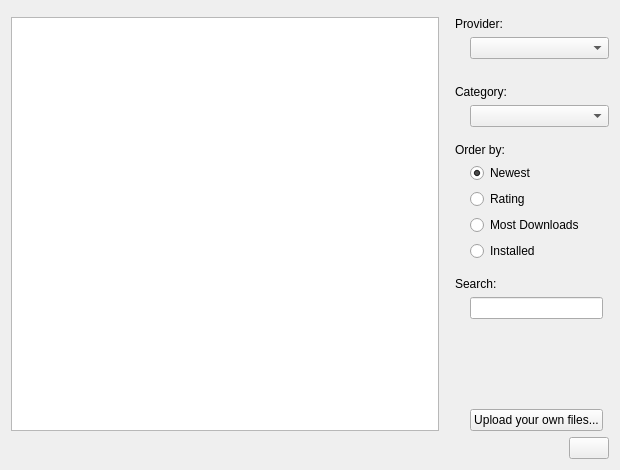
First picture: the form in knewstuff/knewstuff3/downloadwidget.ui, repository KDE/kdelibs, before the edit.
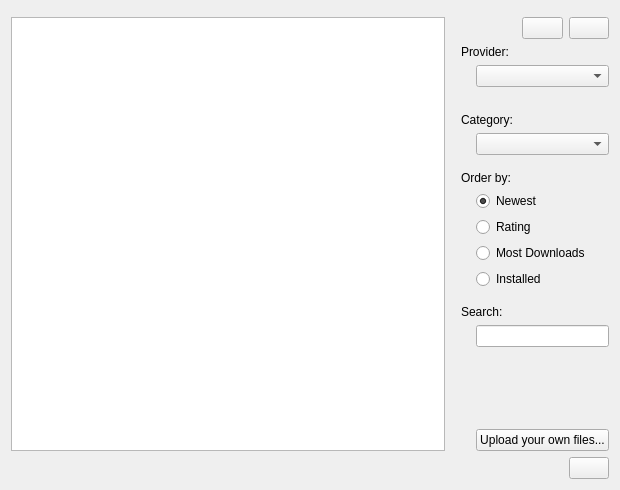
Second picture: the form after the edit. Custom widgets are drawn as their Qt base class.

Commit message: add buttons to toggle view mode - probably should use a different widget in the future

```diff
--- a/knewstuff/knewstuff3/downloadwidget.ui
+++ b/knewstuff/knewstuff3/downloadwidget.ui
@@ -7,7 +7,7 @@
     <x>0</x>
     <y>0</y>
     <width>620</width>
-    <height>470</height>
+    <height>490</height>
    </rect>
   </property>
   <layout class="QVBoxLayout" name="verticalLayout">
@@ -37,7 +37,7 @@
        <property name="leftMargin">
         <number>10</number>
        </property>
-       <item row="0" column="0" colspan="3">
+       <item row="1" column="0" colspan="4">
         <widget class="QLabel" name="m_providerLabel">
          <property name="text">
           <string>Provider:</string>
@@ -47,14 +47,14 @@
          </property>
         </widget>
        </item>
-       <item row="1" column="1" colspan="2">
+       <item row="2" column="1" colspan="3">
         <widget class="KComboBox" name="m_providerCombo">
          <property name="sizeAdjustPolicy">
           <enum>QComboBox::AdjustToMinimumContentsLength</enum>
          </property>
         </widget>
        </item>
-       <item row="3" column="0" colspan="3">
+       <item row="4" column="0" colspan="4">
         <widget class="QLabel" name="m_categoryLabel">
          <property name="text">
           <string>Category:</string>
@@ -64,10 +64,10 @@
          </property>
         </widget>
        </item>
-       <item row="4" column="1" colspan="2">
+       <item row="5" column="1" colspan="3">
         <widget class="KComboBox" name="m_categoryCombo"/>
        </item>
-       <item row="7" column="1" colspan="2">
+       <item row="8" column="1" colspan="3">
         <widget class="QRadioButton" name="newestRadio">
          <property name="sizePolicy">
           <sizepolicy hsizetype="Preferred" vsizetype="Fixed">
@@ -83,28 +83,28 @@
          </property>
         </widget>
        </item>
-       <item row="8" column="1" colspan="2">
+       <item row="9" column="1" colspan="3">
         <widget class="QRadioButton" name="ratingRadio">
          <property name="text">
           <string>Rating</string>
          </property>
         </widget>
        </item>
-       <item row="9" column="1" colspan="2">
+       <item row="10" column="1" colspan="3">
         <widget class="QRadioButton" name="mostDownloadsRadio">
          <property name="text">
           <string>Most Downloads</string>
          </property>
         </widget>
        </item>
-       <item row="10" column="1" colspan="2">
+       <item row="11" column="1" colspan="3">
         <widget class="QRadioButton" name="installedRadio">
          <property name="text">
           <string>Installed</string>
          </property>
         </widget>
        </item>
-       <item row="2" column="1" colspan="2">
+       <item row="3" column="1" colspan="3">
         <spacer name="verticalSpacer_2">
          <property name="orientation">
           <enum>Qt::Vertical</enum>
@@ -120,7 +120,7 @@
          </property>
         </spacer>
        </item>
-       <item row="5" column="1" colspan="2">
+       <item row="6" column="1" colspan="3">
         <spacer name="verticalSpacer_3">
          <property name="orientation">
           <enum>Qt::Vertical</enum>
@@ -136,7 +136,7 @@
          </property>
         </spacer>
        </item>
-       <item row="14" column="1" colspan="2">
+       <item row="15" column="1" colspan="3">
         <spacer name="verticalSpacer">
          <property name="orientation">
           <enum>Qt::Vertical</enum>
@@ -149,7 +149,7 @@
          </property>
         </spacer>
        </item>
-       <item row="6" column="0" colspan="3">
+       <item row="7" column="0" colspan="4">
         <widget class="QLabel" name="orderLabel">
          <property name="sizePolicy">
           <sizepolicy hsizetype="Maximum" vsizetype="Preferred">
@@ -165,7 +165,7 @@
          </property>
         </widget>
        </item>
-       <item row="12" column="0" colspan="3">
+       <item row="13" column="0" colspan="4">
         <widget class="QLabel" name="label_4">
          <property name="text">
           <string>Search:</string>
@@ -175,7 +175,7 @@
          </property>
         </widget>
        </item>
-       <item row="11" column="1" colspan="2">
+       <item row="12" column="1" colspan="3">
         <spacer name="verticalSpacer_4">
          <property name="orientation">
           <enum>Qt::Vertical</enum>
@@ -191,7 +191,7 @@
          </property>
         </spacer>
        </item>
-       <item row="13" column="1">
+       <item row="14" column="1" colspan="3">
         <widget class="KLineEdit" name="m_searchEdit">
          <property name="clickMessage">
           <string>Enter search phrase here</string>
@@ -201,7 +201,7 @@
          </property>
         </widget>
        </item>
-       <item row="2" column="0">
+       <item row="3" column="0">
         <spacer name="horizontalSpacer_2">
          <property name="orientation">
           <enum>Qt::Horizontal</enum>
@@ -217,13 +217,19 @@
          </property>
         </spacer>
        </item>
-       <item row="15" column="1">
+       <item row="16" column="1" colspan="3">
         <widget class="QPushButton" name="m_uploadButton">
          <property name="text">
           <string>Upload your own files...</string>
          </property>
         </widget>
        </item>
+       <item row="0" column="3">
+        <widget class="KPushButton" name="iconViewButton"/>
+       </item>
+       <item row="0" column="2">
+        <widget class="KPushButton" name="listViewButton"/>
+       </item>
       </layout>
      </item>
     </layout>
```
The commit also changes 3 other files.
